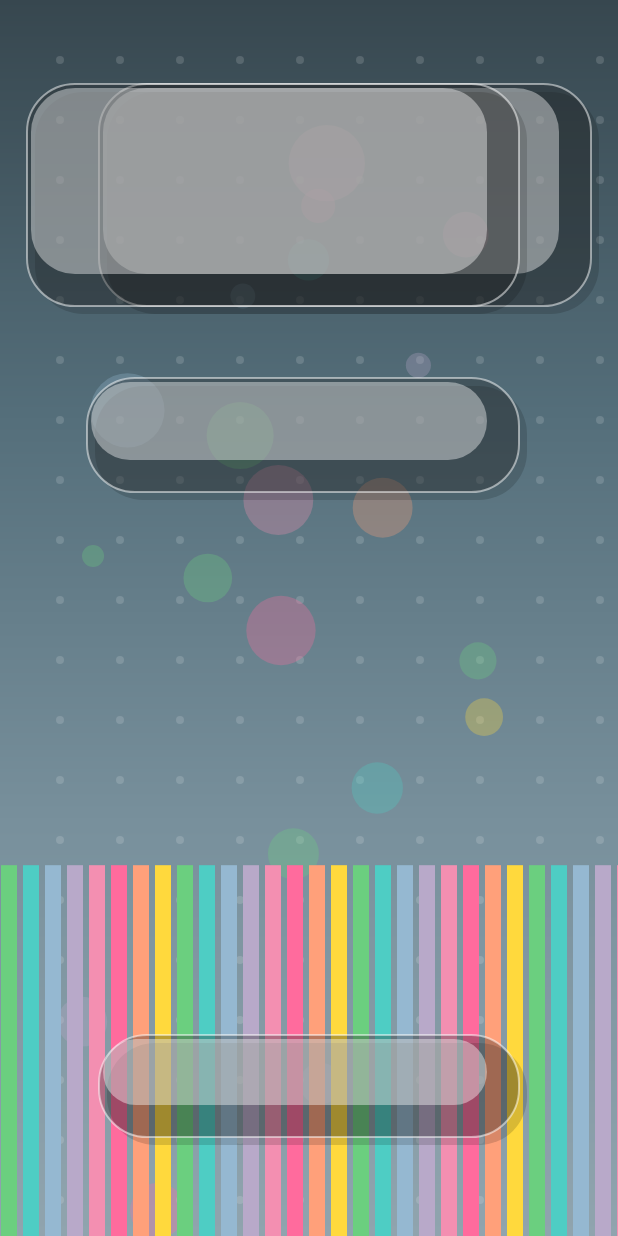
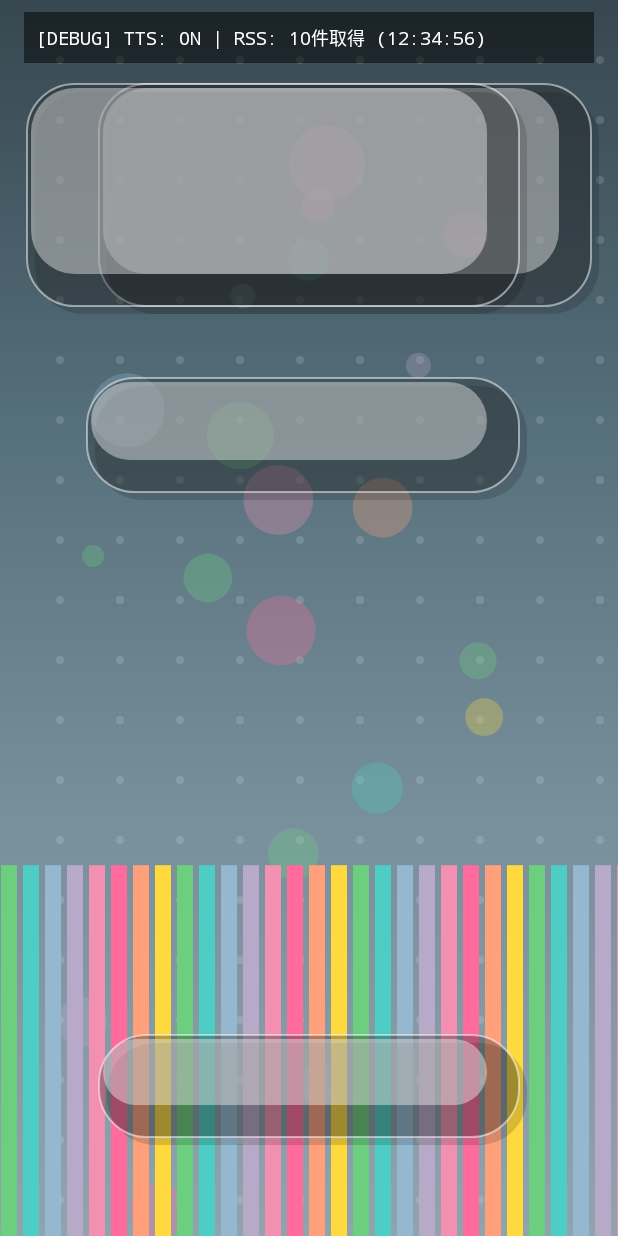
Before and after one commit to tinygc/Asachiru, an Android app: the layout activity_main.xml on its own in the app's theme, with its tools: preview values and no code run, on a phone screen of 412 x 824 dp. Run offline under Robolectric (Android 15) with nearby library versions, the phone set to English and light mode, and no system bars.

Commit message:
Add debug info display for TTS and RSS status
Co-authored-by: tinygc <22805545+tinygc@users.noreply.github.com>

```diff
--- a/app/src/main/res/layout/activity_main.xml
+++ b/app/src/main/res/layout/activity_main.xml
@@ -46,6 +46,26 @@
         app:layout_constraintStart_toStartOf="parent"
         app:layout_constraintTop_toTopOf="parent" />
 
+    <!-- デバッグ情報（DEBUG BUILD時のみ表示） -->
+    <TextView
+        android:id="@+id/debug_info_view"
+        android:layout_width="0dp"
+        android:layout_height="wrap_content"
+        android:layout_marginStart="16dp"
+        android:layout_marginTop="8dp"
+        android:layout_marginEnd="16dp"
+        android:background="#80000000"
+        android:padding="8dp"
+        android:textColor="#FFFFFF"
+        android:textSize="12sp"
+        android:visibility="gone"
+        android:fontFamily="monospace"
+        app:layout_constraintEnd_toEndOf="parent"
+        app:layout_constraintStart_toStartOf="parent"
+        app:layout_constraintTop_toTopOf="parent"
+        tools:text="[DEBUG] TTS: ON | RSS: 10件取得 (12:34:56)"
+        tools:visibility="visible" />
+
     <!-- 時計（左上） -->
     <com.tinygc.asachiru.presentation.main.views.ClockView
         android:id="@+id/clock_view"
```
Also changed, not shown: app/src/main/java/com/tinygc/asachiru/presentation/main/MainActivity.kt (+35 -0 lines).
